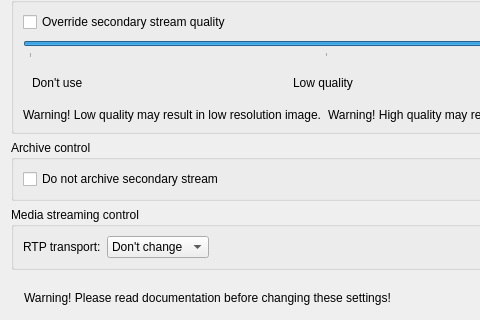
Above: client/src/ui/widgets/properties/expert_settings_widget.ui from networkoptix/nx_open before the change; both pictures show x 0 to 480 and y 141 to 461 of the 950 by 461 pixel window. Below: the same form after it.
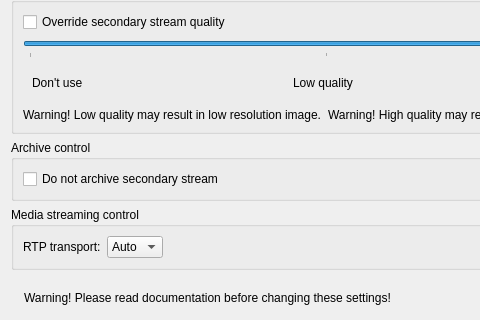
That is the form after the change. Icons and pictures are not drawn.

Commit message:
(Issue #3615) :  "Restore Defaults" doesn't work for "RTP Transport" if selected more than 1 camera
(Issue #3614) :  Remove "Don't change" from drop-down list for 1 selected camera

<==== Mercurial data ====>
Branch: master

The edit to the form file:
```diff
--- a/client/src/ui/widgets/properties/expert_settings_widget.ui
+++ b/client/src/ui/widgets/properties/expert_settings_widget.ui
@@ -247,11 +247,6 @@
          </item>
          <item>
           <widget class="QComboBox" name="comboBoxTransport">
-           <item>
-            <property name="text">
-             <string>Don't change</string>
-            </property>
-           </item>
            <item>
             <property name="text">
              <string>Auto</string>
```
Left out of the diff: 1 changed line with no effect on the pictures. The commit also changes 1 other file.
